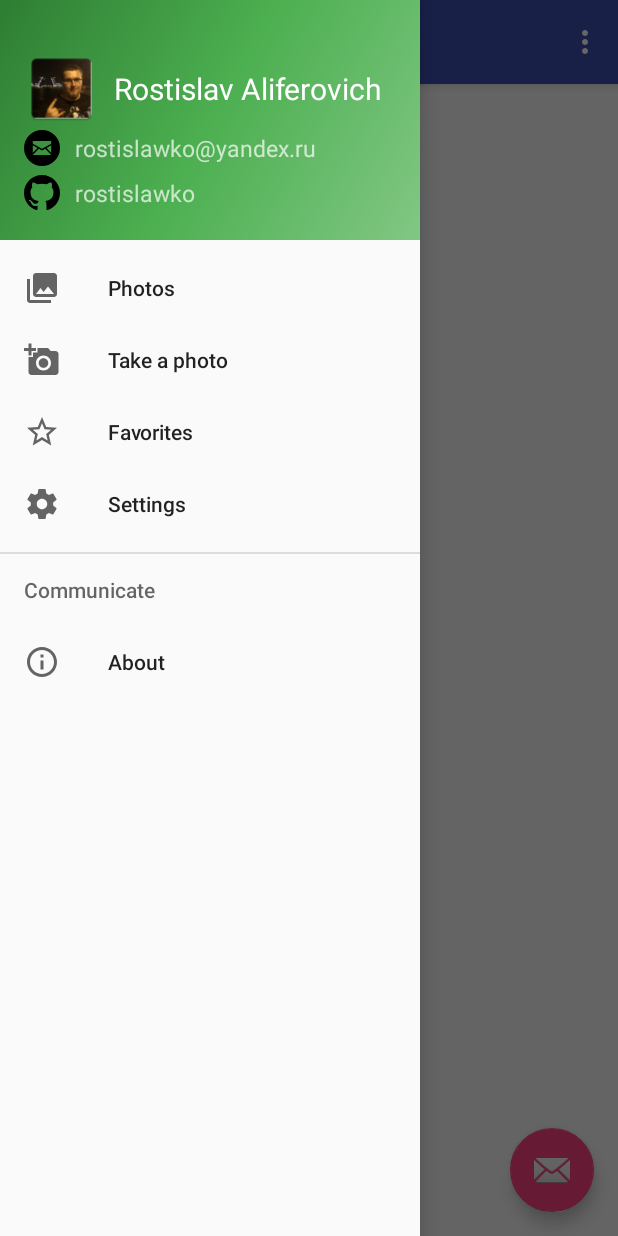
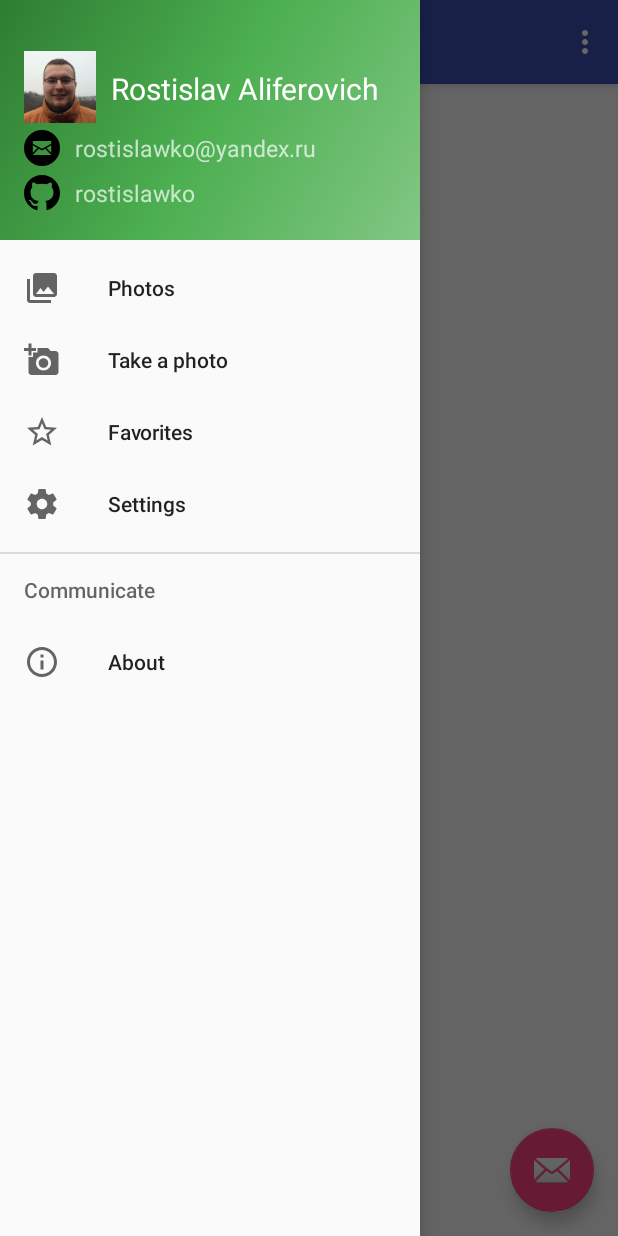
Before and after one commit to rostislawk/butterfly, an Android app: the screen it shows after launch (MainMenu), with the side drawer open, on a phone screen of 412 x 824 dp. Run offline under Robolectric (Android 15) with nearby library versions, the phone set to English and light mode, and no system bars.

Commit message:
drawer: add well-sized avatar

```diff
--- a/Butterfly/app/src/main/res/layout/nav_header_main_menu.xml
+++ b/Butterfly/app/src/main/res/layout/nav_header_main_menu.xml
@@ -19,9 +19,9 @@
 
         <ImageView
             android:id="@+id/avatar"
-            android:layout_width="50dp"
-            android:layout_height="50dp"
-            android:src="@mipmap/ic_menu_avatar"
+            android:layout_width="48dp"
+            android:layout_height="48dp"
+            android:src="@mipmap/nh_avatar"
             android:cropToPadding="false"
             android:adjustViewBounds="false" />
 
```
Also changed, not shown: Butterfly/app/src/main/res/mipmap-hdpi/ic_menu_avatar.png (deleted), Butterfly/app/src/main/res/mipmap-hdpi/nh_avatar.png (added), Butterfly/app/src/main/res/mipmap-mdpi/ic_menu_avatar.png (deleted), Butterfly/app/src/main/res/mipmap-mdpi/nh_avatar.png (added), Butterfly/app/src/main/res/mipmap-xhdpi/ic_menu_avatar.png (deleted), Butterfly/app/src/main/res/mipmap-xhdpi/nh_avatar.png (added), Butterfly/app/src/main/res/mipmap-xxhdpi/ic_menu_avatar.png (deleted), Butterfly/app/src/main/res/mipmap-xxhdpi/nh_avatar.png (added), Butterfly/app/src/main/res/mipmap-xxxhdpi/ic_menu_avatar.png (deleted), Butterfly/app/src/main/res/mipmap-xxxhdpi/nh_avatar.png (added).
